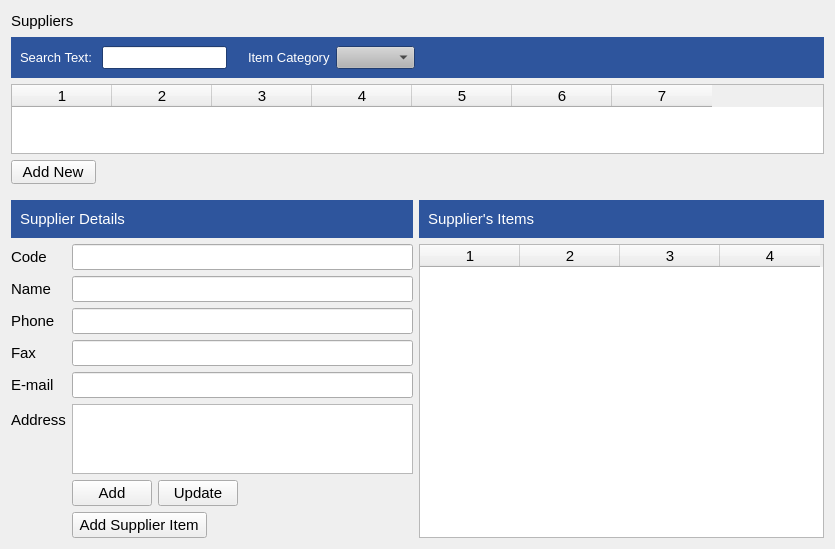
This is estorecpp/managesupplierswidget.ui in Watti/estorecpp as Qt 5 draws it before an edit. The edited form follows.
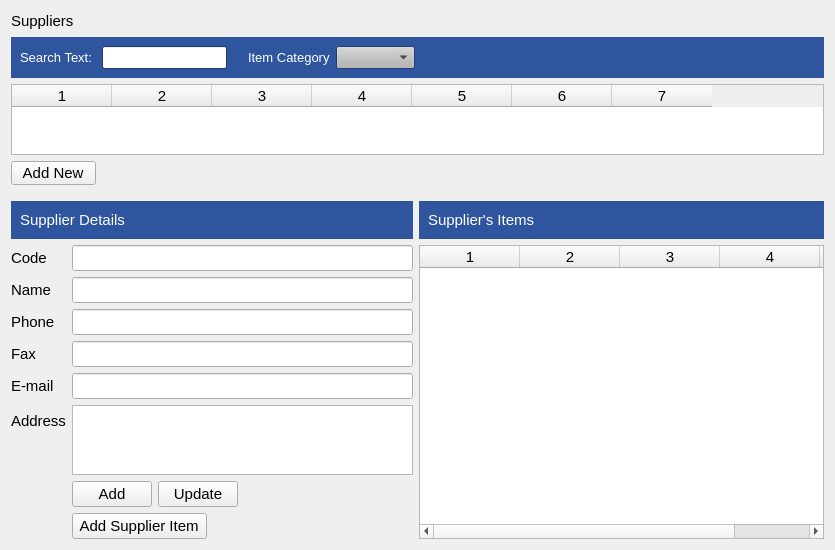
This is the edited form.

```diff
--- a/estorecpp/managesupplierswidget.ui
+++ b/estorecpp/managesupplierswidget.ui
@@ -7,7 +7,7 @@
     <x>0</x>
     <y>0</y>
     <width>835</width>
-    <height>548</height>
+    <height>550</height>
    </rect>
   </property>
   <property name="windowTitle">
@@ -1295,12 +1295,13 @@
            </font>
           </property>
           <property name="columnCount">
-           <number>4</number>
+           <number>5</number>
           </property>
           <column/>
           <column/>
           <column/>
           <column/>
+          <column/>
          </widget>
         </item>
        </layout>
```
